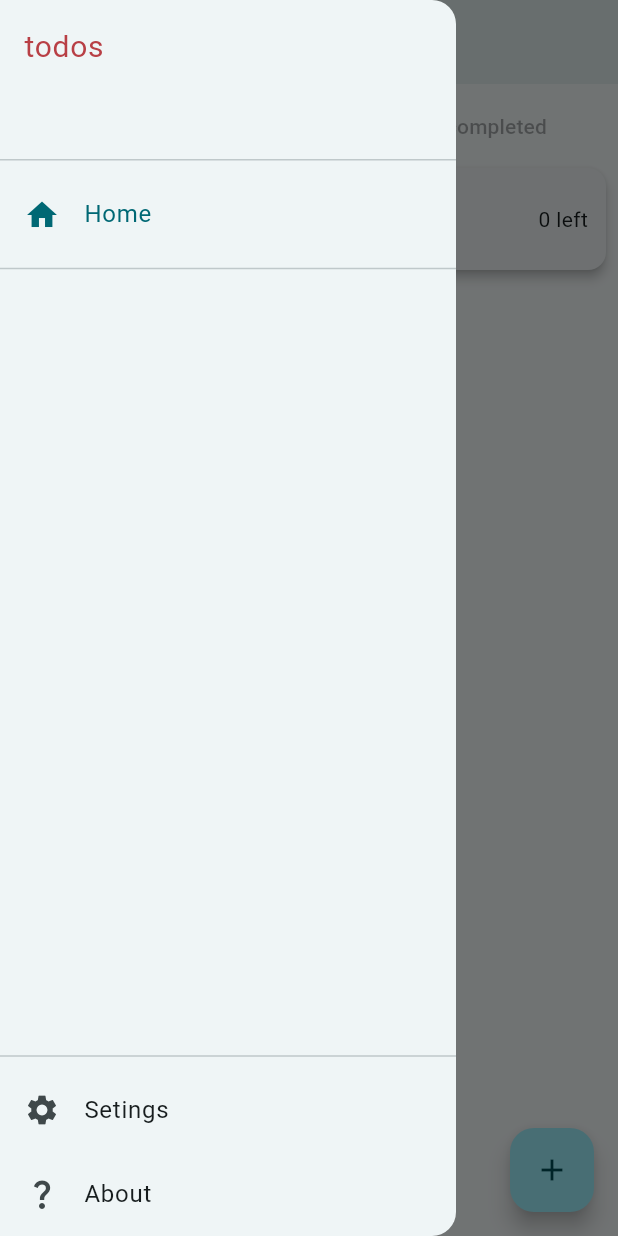
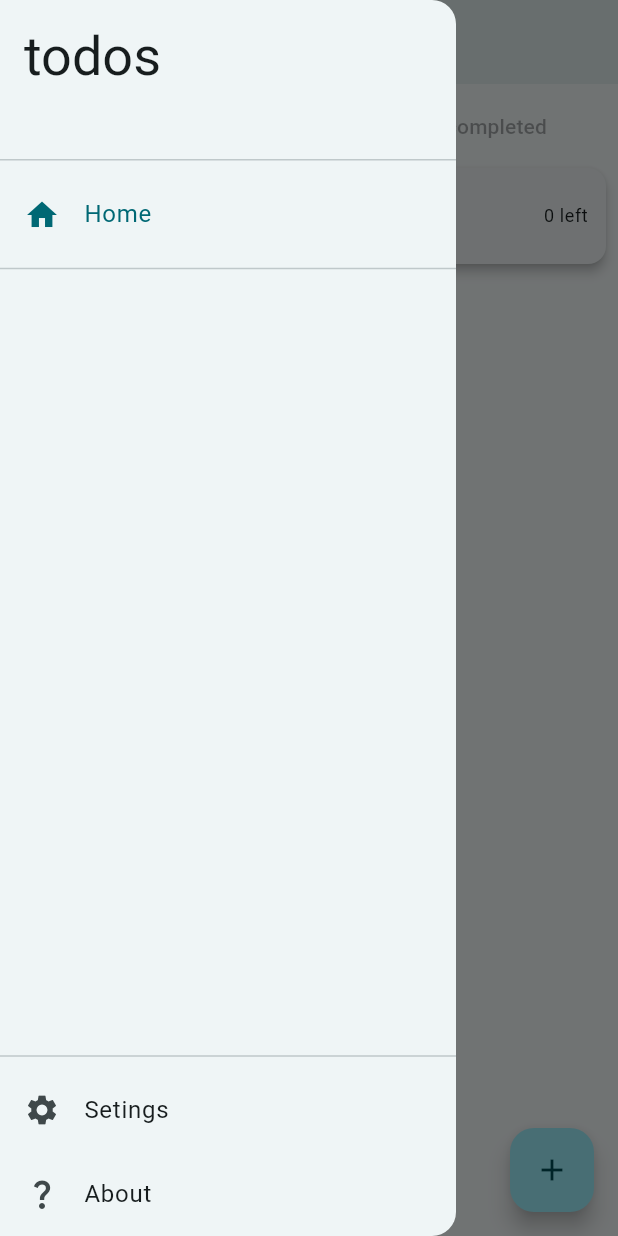
Before and after one commit to Oordii/flutter_copy_todoMVC, a Flutter app: the screen it shows after launch, with the side drawer open, on a phone screen of 412 x 824 dp. Run offline on Flutter 3.47's test engine with Material 3 defaults, Android fonts, the phone set to English and light mode, and no system bars; our stand-ins replace auto_route, easy_localization, flutter_bloc, hive, hive_flutter; accounts and stored records are empty; Roboto replaces fonts that are missing (Helvetica Neue).

Commit message:
use theme styles

```diff
--- a/lib/screens/about_screen.dart
+++ b/lib/screens/about_screen.dart
@@ -20,7 +20,7 @@ class AboutScreen extends StatelessWidget {
             mainAxisAlignment: MainAxisAlignment.center,
             children: [
               Text("about_title".tr(),
-                  style: const TextStyle(fontSize: 16)),
+                  style: Theme.of(context).textTheme.bodyMedium),
             ],
           ),
         ),
--- a/lib/screens/home_screen.dart
+++ b/lib/screens/home_screen.dart
@@ -3,9 +3,10 @@ import 'package:copy_todo_mvc/cubits/todo_list_cubit.dart';
 import 'package:copy_todo_mvc/screens/layout.dart';
 import 'package:copy_todo_mvc/widgets/todo_bar.dart';
 import 'package:copy_todo_mvc/widgets/todo_items.dart';
-import 'package:easy_localization/easy_localization.dart';
 import 'package:flutter/material.dart';
 import 'package:flutter_bloc/flutter_bloc.dart';
+
+import '../widgets/items_top_row.dart';
 
 @RoutePage()
 class HomeScreen extends StatelessWidget {
@@ -25,84 +26,26 @@ class HomeScreen extends StatelessWidget {
         child: Container(
           padding: const EdgeInsets.only(top: 8, bottom: 64),
           alignment: Alignment.topCenter,
-          child: Column(
+          child: const Column(
             mainAxisAlignment: MainAxisAlignment.spaceAround,
             crossAxisAlignment: CrossAxisAlignment.center,
             children: [
-              const TodoBar(),
+              TodoBar(),
               Card(
                 clipBehavior: Clip.hardEdge,
-                margin: const EdgeInsets.all(8),
+                margin: EdgeInsets.all(8),
                 elevation: 3,
                 child: Padding(
                   padding:
-                      const EdgeInsets.symmetric(vertical: 8, horizontal: 4),
+                      EdgeInsets.symmetric(vertical: 8, horizontal: 4),
                   child: Column(
                     crossAxisAlignment: CrossAxisAlignment.stretch,
                     children: [
                       Padding(
-                        padding: const EdgeInsets.symmetric(horizontal: 8),
-                        child: Row(
-                          mainAxisAlignment: MainAxisAlignment.spaceBetween,
-                          children: [
-                            BlocBuilder<TodoListCubit, TodoListState>(
-                              builder: (context, state) {
-                                return (IconButton(
-                                  disabledColor:
-                                      Theme.of(context).disabledColor,
-                                  iconSize: 24,
-                                  visualDensity: VisualDensity.compact,
-                                  style: ButtonStyle(
-                                      shape: MaterialStatePropertyAll<
-                                              OutlinedBorder>(
-                                          CircleBorder(
-                                              side: BorderSide(
-                                                  width: 2,
-                                                  color: state
-                                                          .taskEntries.isEmpty
-                                                      ? Theme.of(context)
-                                                          .disabledColor
-                                                      : Theme.of(context)
-                                                          .primaryColor)))),
-                                  icon: Icon(Icons.done_all,
-                                      color: state.taskEntries.isEmpty
-                                          ? Theme.of(context).disabledColor
-                                          : Theme.of(context).primaryColor),
-                                  selectedIcon: Icon(Icons.remove_done,
-                                      color: state.taskEntries.isEmpty
-                                          ? Theme.of(context).disabledColor
-                                          : Theme.of(context).primaryColor),
-                                  isSelected: !state.taskEntries.values
-                                      .any((element) => !element.isCompleted),
-                                  onPressed: () => state.taskEntries.isEmpty
-                                      ? null
-                                      : context
-                                          .read<TodoListCubit>()
-                                          .toggleAllTasks(),
-                                ));
-                              },
-                            ),
-                            Text("title".tr(context: context)),
-                            BlocBuilder<TodoListCubit, TodoListState>(
-                                builder: (context, state) {
-                              return Padding(
-                                padding:
-                                    const EdgeInsets.symmetric(vertical: 16),
-                                child: Text(
-                                  "left".tr(args: [
-                                    state.taskEntries.values
-                                        .where(
-                                            (element) => !element.isCompleted)
-                                        .length
-                                        .toString()
-                                  ]),
-                                ),
-                              );
-                            })
-                          ],
-                        ),
+                        padding: EdgeInsets.symmetric(horizontal: 8),
+                        child: ItemsTopRow(),
                       ),
-                      const TodoItems(),
+                      TodoItems(),
                     ],
                   ),
                 ),
--- a/lib/screens/settings_screen.dart
+++ b/lib/screens/settings_screen.dart
@@ -45,7 +45,7 @@ class _SettingsScreenState extends State<SettingsScreen> {
                                 const Icon(Icons.dark_mode),
                                 Padding(
                                   padding: const EdgeInsets.only(left: 8),
-                                  child: Text("settings_theme".tr(), style: const TextStyle(fontSize: 20),),
+                                  child: Text("settings_theme".tr(), style: Theme.of(context).textTheme.bodyMedium),
                                 ),
                               ],
                             ),
@@ -66,15 +66,15 @@ class _SettingsScreenState extends State<SettingsScreen> {
                             const Icon(Icons.language),
                             Padding(
                               padding: const EdgeInsets.only(left: 8),
-                              child: Text("settings_locale".tr(), style: const TextStyle(fontSize: 20),),
+                              child: Text("settings_locale".tr(), style: Theme.of(context).textTheme.bodyMedium),
                             ),
                           ],
                         ),
                         DropdownButton<Locale>(
                           value: context.locale,
-                          items: const [
-                            DropdownMenuItem(value: Locale('en', 'US'),child: Text("English"),),
-                            DropdownMenuItem(value: Locale('ru', 'RU'),child: Text("Русский"),)
+                          items: [
+                            DropdownMenuItem(value: const Locale('en', 'US'),child: Text("English", style:  Theme.of(context).textTheme.labelMedium),),
+                            DropdownMenuItem(value: const Locale('ru', 'RU'),child: Text("Русский", style:  Theme.of(context).textTheme.labelMedium),)
                           ],
                           onChanged: (locale){
                             setState(() {
--- /dev/null
+++ b/lib/widgets/items_top_row.dart
@@ -0,0 +1,70 @@
+import 'package:copy_todo_mvc/cubits/todo_list_cubit.dart';
+import 'package:easy_localization/easy_localization.dart';
+import 'package:flutter/material.dart';
+import 'package:flutter_bloc/flutter_bloc.dart';
+
+class ItemsTopRow extends StatelessWidget {
+  const ItemsTopRow({
+    super.key,
+  });
+
+  @override
+  Widget build(BuildContext context) {
+    return Row(
+      mainAxisAlignment: MainAxisAlignment.spaceBetween,
+      children: [
+        BlocBuilder<TodoListCubit, TodoListState>(
+          builder: (context, state) {
+            final isEmpty = state.taskEntries.isEmpty;
+            return (IconButton(
+              disabledColor:
+                  Theme.of(context).disabledColor,
+              iconSize: 24,
+              visualDensity: VisualDensity.compact,
+              style: ButtonStyle(
+                side: MaterialStatePropertyAll<BorderSide>(BorderSide(width: 2, color: isEmpty ? Theme.of(context).disabledColor : Theme.of(context).hintColor)),
+                shape: const MaterialStatePropertyAll<OutlinedBorder>(CircleBorder())
+              ),
+              icon: Icon(Icons.done_all,
+                  color: isEmpty
+                      ? Theme.of(context).disabledColor
+                      : null),
+              selectedIcon: Icon(Icons.remove_done,
+                  color: isEmpty
+                      ? Theme.of(context).disabledColor
+                      : null),
+              isSelected: !state.taskEntries.values
+                  .any((element) => !element.isCompleted),
+              onPressed: state.taskEntries.isEmpty
+                  ? null
+                  : () => context
+                      .read<TodoListCubit>()
+                      .toggleAllTasks(),
+            ));
+          },
+        ),
+        Text(
+          "title".tr(context: context),
+          style: Theme.of(context).textTheme.bodyMedium,
+        ),
+        BlocBuilder<TodoListCubit, TodoListState>(
+            builder: (context, state) {
+          return Padding(
+            padding:
+                const EdgeInsets.symmetric(vertical: 16),
+            child: Text(
+              "left".tr(args: [
+                state.taskEntries.values
+                    .where(
+                        (element) => !element.isCompleted)
+                    .length
+                    .toString()
+              ]),
+              style: Theme.of(context).textTheme.bodySmall,
+            ),
+          );
+        })
+      ],
+    );
+  }
+}
--- a/lib/widgets/todo_app_bar.dart
+++ b/lib/widgets/todo_app_bar.dart
@@ -9,13 +9,9 @@ class TodoAppBar extends StatelessWidget implements PreferredSizeWidget{
   @override
   Widget build(BuildContext context) {
     return AppBar(
-      title: const Text(
+      title: Text(
         "todos",
-        style: TextStyle(
-            color: Color(0xffb83f45),
-            fontWeight: FontWeight.w200,
-            fontSize: 45,
-            fontFamily: "Helvetica Neue"),
+        style: Theme.of(context).textTheme.displayLarge,
       ),
       centerTitle: true,
       elevation: 3,
--- a/lib/widgets/todo_drawer.dart
+++ b/lib/widgets/todo_drawer.dart
@@ -18,14 +18,10 @@ class TodoDrawer extends StatelessWidget {
           SizedBox(
             height: 115,
             width: MediaQuery.of(context).size.width,
-            child: const DrawerHeader(
+            child: DrawerHeader(
                 child: Text(
               "todos",
-              style: TextStyle(
-                  color: Color(0xffb83f45),
-                  fontWeight: FontWeight.w400,
-                  fontSize: 20,
-                  fontFamily: "Helvetica Neue"),
+              style: Theme.of(context).textTheme.displaySmall
             )),
           ),
           Expanded(
@@ -50,7 +46,8 @@ class TodoDrawer extends StatelessWidget {
             leading: const Icon(Icons.settings),
             title: Text("drawer_settings".tr()),
             onTap: () async {
-              await context.router.popAndPush(const SettingsRoute());
+              Navigator.pop(context);
+              await context.router.push(const SettingsRoute());
             },
             selected: currentRouteName == SettingsRoute.name,
           ),
--- a/lib/widgets/todo_row.dart
+++ b/lib/widgets/todo_row.dart
@@ -51,7 +51,7 @@ class TodoRowState extends State<TodoRow> {
     return (BlocBuilder<TodoListCubit, TodoListState>(
         builder: (context, state) {
 
-      final isEditing = widget.taskEntry.key == state.editedEntryKey;
+      var isEditing = widget.taskEntry.key == state.editedEntryKey;
 
       if (isEditing) {
         Future.delayed(Duration.zero, () {
@@ -88,16 +88,15 @@ class TodoRowState extends State<TodoRow> {
               },
               autofocus: isEditing,
               enabled: isEditing,
-              style: TextStyle(
-                  color: widget.taskEntry.value.isCompleted
-                      ? Theme.of(context).highlightColor
-                      : Theme.of(context).hintColor,
-                  decoration: widget.taskEntry.value.isCompleted
+              style: Theme.of(context).textTheme.bodySmall,
+
+                  /* decoration: widget.taskEntry.value.isCompleted
                       ? TextDecoration.lineThrough
-                      : TextDecoration.none),
+                      : TextDecoration.none), */
               decoration: InputDecoration(
                 border: InputBorder.none,
                 hintText: 'todo_hint'.tr(),
+                hintStyle: Theme.of(context).textTheme.labelSmall
               ),
             )),
             Row(
@@ -105,9 +104,7 @@ class TodoRowState extends State<TodoRow> {
                 if(isEditing) ...{
                   IconButton(
                     visualDensity: VisualDensity.compact,
-                    onPressed: () {
-                      _submitText();
-                    },
+                    onPressed: () {},
                     icon: const Icon(Icons.done)),
                 } else ...{
                   IconButton(
```
